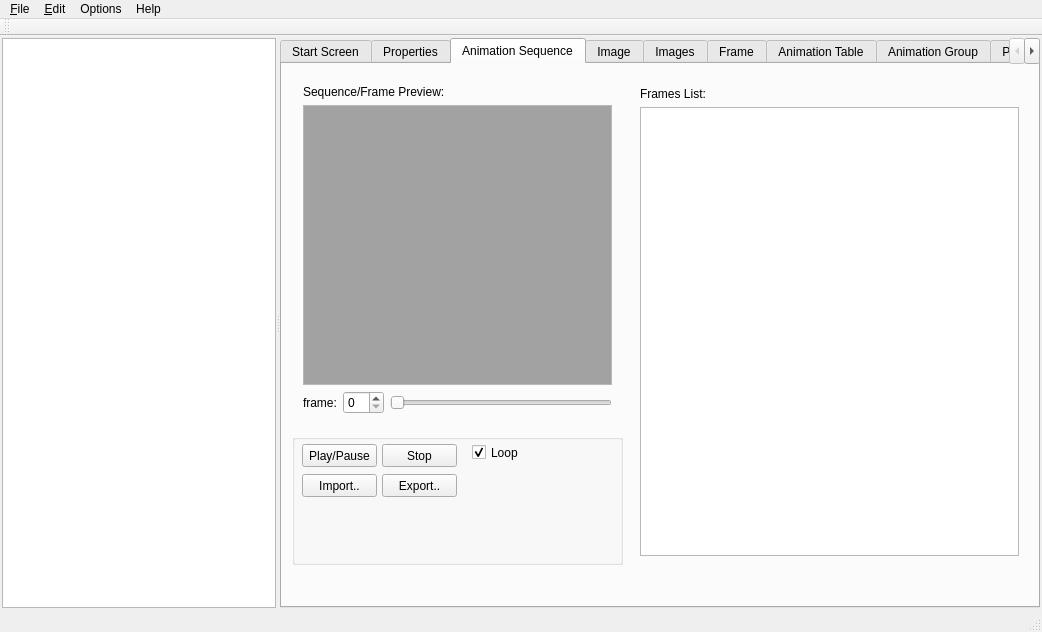
This is mainwindow.ui in PsyCommando/ppmdu_spriteeditor as Qt 5 draws it before an edit. The edited form follows.
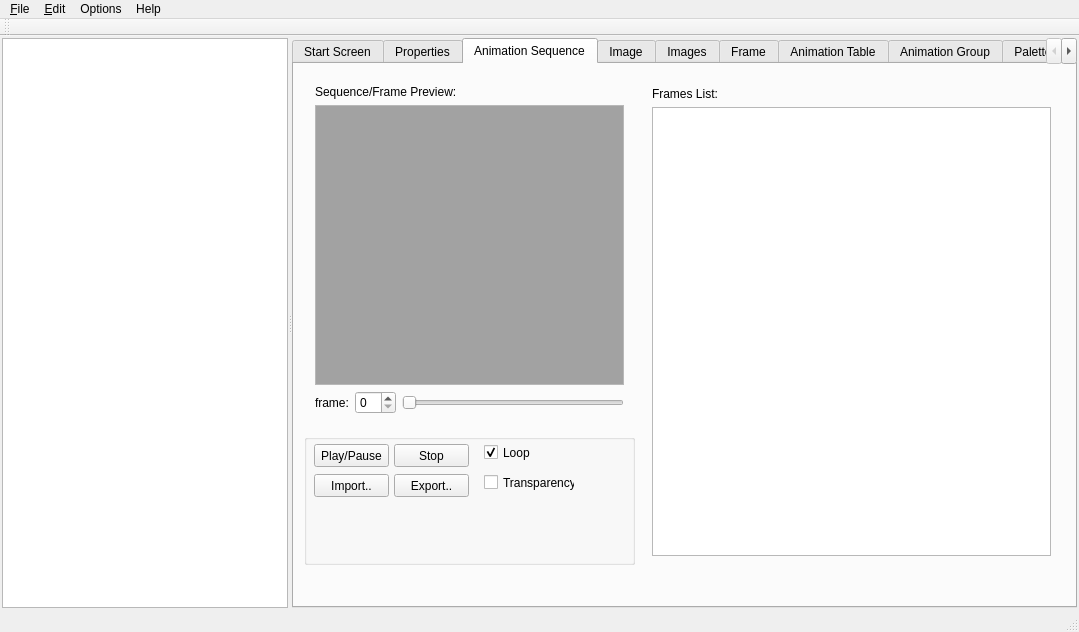
This is the edited form. Icons and pictures are not drawn.

```diff
--- a/mainwindow.ui
+++ b/mainwindow.ui
@@ -6,7 +6,7 @@
    <rect>
     <x>0</x>
     <y>0</y>
-    <width>1042</width>
+    <width>1079</width>
     <height>632</height>
    </rect>
   </property>
@@ -559,13 +559,26 @@
            <bool>true</bool>
           </property>
          </widget>
+         <widget class="QCheckBox" name="chkAnimSeqTransparency">
+          <property name="geometry">
+           <rect>
+            <x>180</x>
+            <y>40</y>
+            <width>91</width>
+            <height>17</height>
+           </rect>
+          </property>
+          <property name="text">
+           <string>Transparency</string>
+          </property>
+         </widget>
         </widget>
         <widget class="QWidget" name="layoutWidget">
          <property name="geometry">
           <rect>
            <x>347</x>
            <y>12</y>
-           <width>401</width>
+           <width>421</width>
            <height>491</height>
           </rect>
          </property>
@@ -597,11 +610,26 @@
             <property name="cornerButtonEnabled">
              <bool>false</bool>
             </property>
+            <attribute name="horizontalHeaderDefaultSectionSize">
+             <number>25</number>
+            </attribute>
+            <attribute name="horizontalHeaderHighlightSections">
+             <bool>false</bool>
+            </attribute>
+            <attribute name="horizontalHeaderMinimumSectionSize">
+             <number>10</number>
+            </attribute>
             <attribute name="horizontalHeaderStretchLastSection">
              <bool>true</bool>
             </attribute>
+            <attribute name="verticalHeaderDefaultSectionSize">
+             <number>64</number>
+            </attribute>
+            <attribute name="verticalHeaderMinimumSectionSize">
+             <number>32</number>
+            </attribute>
             <attribute name="verticalHeaderStretchLastSection">
-             <bool>true</bool>
+             <bool>false</bool>
             </attribute>
            </widget>
           </item>
@@ -1628,7 +1656,7 @@
     <rect>
      <x>0</x>
      <y>0</y>
-     <width>1042</width>
+     <width>1079</width>
      <height>21</height>
     </rect>
    </property>
```
Left out of the diff: 4 changed lines with no effect on the pictures.
